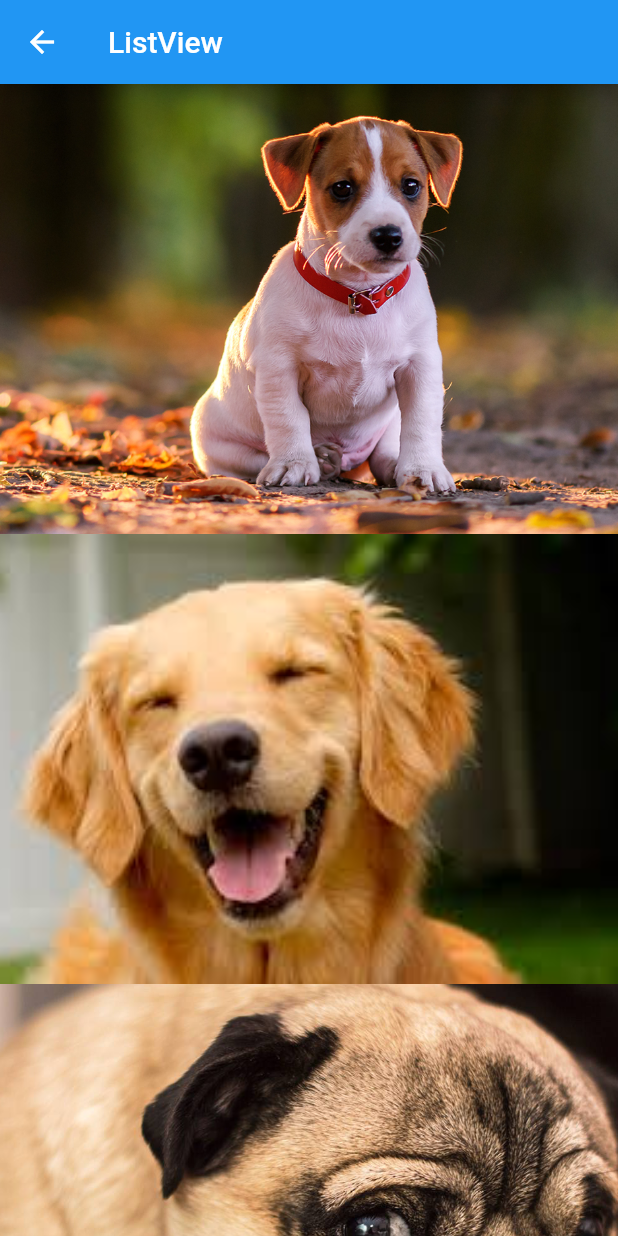
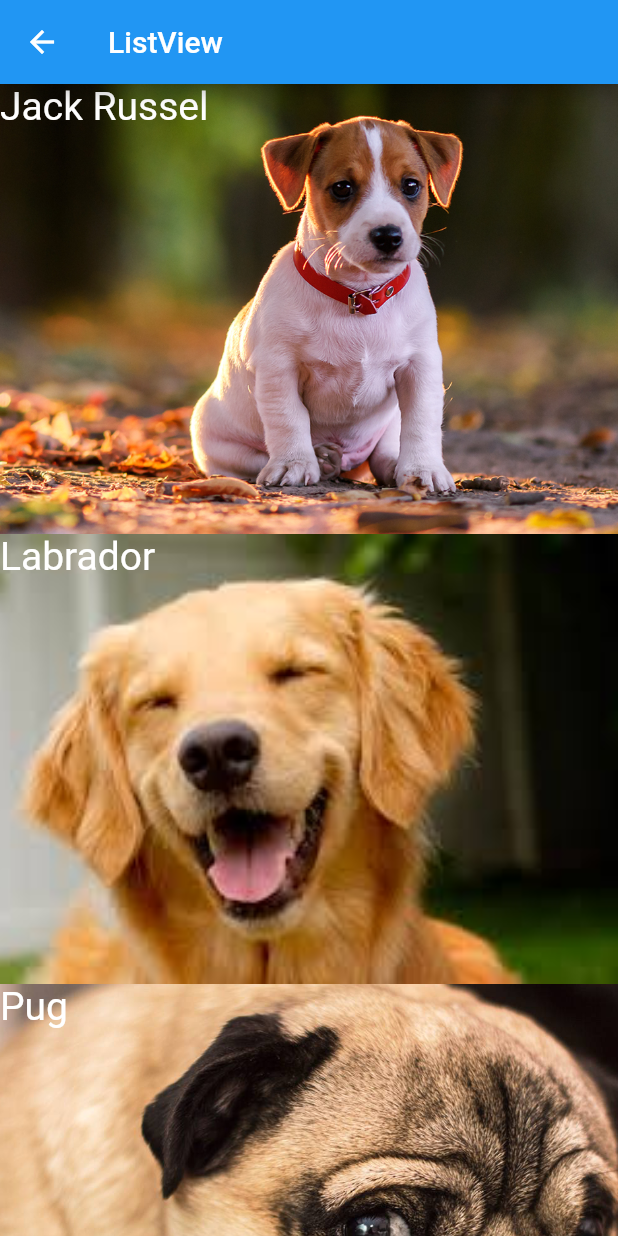
Before and after one commit to tharlesamaro/flutter-estudo-basico-sobre-layout, a Flutter app: the HelloListView screen opened directly, on a phone screen of 412 x 824 dp. Run offline on Flutter 3.47's test engine with Material 2 defaults, Android fonts, the phone set to English and light mode, and no system bars.

Commit message:
Usando Stack

```diff
--- a/lib/pages/hello_listview.dart
+++ b/lib/pages/hello_listview.dart
@@ -32,7 +32,19 @@ class HelloListView extends StatelessWidget {
       itemExtent: 300,
       itemBuilder: (context, index) {
         Dog dog = dogs[index];
-        return _img(dog.foto);
+        return Stack(
+          fit: StackFit.expand,
+          children: <Widget>[
+            _img(dog.foto),
+            Text(
+              dog.nome,
+              style: TextStyle(
+                fontSize: 26,
+                color: Colors.white,
+              ),
+            ),
+          ],
+        );
       },
     );
   }
```
